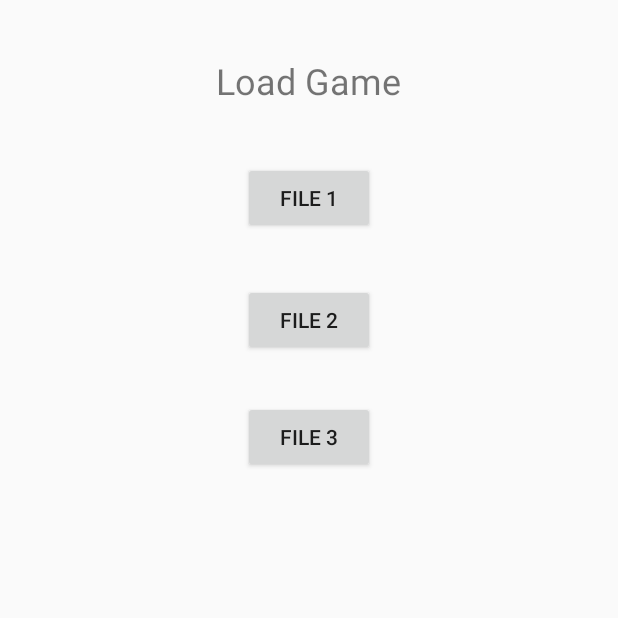
After one commit to AlbertoV10/Castle-Defense, an Android app: the LoadMenuActivity screen opened directly, with no data from a screen before it, on a phone screen of 412 x 824 dp, the top half of it. The commit adds this screen. Run offline under Robolectric (Android 15) with nearby library versions, the phone set to English and light mode, and no system bars.

Commit message:
Added a load menu screen

```diff
--- /dev/null
+++ b/CastleDefense/app/src/main/java/com/example/alber/castledefense/LoadMenuActivity.java
@@ -0,0 +1,74 @@
+package com.example.alber.castledefense;
+
+import android.content.Intent;
+import android.support.v7.app.AppCompatActivity;
+import android.os.Bundle;
+import android.view.View;
+import android.view.ViewGroup;
+import android.widget.Button;
+import android.widget.Toast;
+
+public class LoadMenuActivity extends AppCompatActivity {
+
+    private Button mFile1Button;
+    private Button mFile2Button;
+    private Button mFile3Button;
+    private ViewGroup mContentView;
+
+    @Override
+    protected void onCreate(Bundle savedInstanceState) {
+        super.onCreate(savedInstanceState);
+        setContentView(R.layout.activity_load_menu);
+
+        mContentView =(ViewGroup) findViewById(R.id.activity_load_menu);
+        mContentView.setOnClickListener(new View.OnClickListener() {
+            @Override
+            public void onClick(View view) {
+                setToFullScreen();
+            }
+        });
+
+        mFile1Button = (Button) findViewById(R.id.file_1_button);
+        mFile2Button = (Button) findViewById(R.id.file_2_button);
+        mFile3Button = (Button) findViewById(R.id.file_3_button);
+
+
+
+        mFile1Button.setOnClickListener(new View.OnClickListener() {
+            @Override
+            public void onClick(View view) {
+                Toast.makeText(LoadMenuActivity.this, R.string.loading_toast, Toast.LENGTH_SHORT).show();
+                Intent battleIntent = new Intent(LoadMenuActivity.this, BattleScreenActivity.class);
+                startActivity(battleIntent);
+            }
+        });
+
+        mFile2Button.setOnClickListener(new View.OnClickListener() {
+            @Override
+            public void onClick(View view) {
+                Toast.makeText(LoadMenuActivity.this, R.string.loading_toast, Toast.LENGTH_SHORT).show();
+                Intent battleIntent = new Intent(LoadMenuActivity.this, BattleScreenActivity.class);
+                startActivity(battleIntent);
+            }
+        });
+
+        mFile3Button.setOnClickListener(new View.OnClickListener() {
+            @Override
+            public void onClick(View view) {
+                Toast.makeText(LoadMenuActivity.this, R.string.loading_toast, Toast.LENGTH_SHORT).show();
+                Intent battleIntent = new Intent(LoadMenuActivity.this, BattleScreenActivity.class);
+                startActivity(battleIntent);
+            }
+        });
+    }
+
+    private void setToFullScreen(){
+        ViewGroup mainMenu = (ViewGroup) findViewById(R.id.activity_main);
+        mainMenu.setSystemUiVisibility(View.SYSTEM_UI_FLAG_LOW_PROFILE
+                | View.SYSTEM_UI_FLAG_FULLSCREEN
+                | View.SYSTEM_UI_FLAG_LAYOUT_STABLE
+                | View.SYSTEM_UI_FLAG_IMMERSIVE_STICKY
+                | View.SYSTEM_UI_FLAG_LAYOUT_HIDE_NAVIGATION
+                | View.SYSTEM_UI_FLAG_HIDE_NAVIGATION);
+    }
+}
--- /dev/null
+++ b/CastleDefense/app/src/main/res/layout/activity_load_menu.xml
@@ -0,0 +1,46 @@
+<?xml version="1.0" encoding="utf-8"?>
+<RelativeLayout xmlns:android="http://schemas.android.com/apk/res/android"
+    xmlns:app="http://schemas.android.com/apk/res-auto"
+    xmlns:tools="http://schemas.android.com/tools"
+    android:id="@+id/activity_load_menu"
+    android:layout_width="match_parent"
+    android:layout_height="match_parent"
+    tools:context="com.example.alber.castledefense.LoadMenuActivity">
+
+    <TextView
+        android:id="@+id/load_game_title"
+        android:layout_width="wrap_content"
+        android:layout_height="wrap_content"
+        android:layout_alignParentTop="true"
+        android:layout_centerHorizontal="true"
+        android:layout_marginTop="37dp"
+        android:text="Load Game"
+        android:textSize="24sp" />
+
+    <Button
+        android:id="@+id/file_1_button"
+        android:layout_width="wrap_content"
+        android:layout_height="wrap_content"
+        android:layout_below="@+id/load_game_title"
+        android:layout_centerHorizontal="true"
+        android:layout_marginTop="38dp"
+        android:text="File 1" />
+
+    <Button
+        android:id="@+id/file_2_button"
+        android:layout_width="wrap_content"
+        android:layout_height="wrap_content"
+        android:layout_alignStart="@+id/file_1_button"
+        android:layout_below="@+id/file_1_button"
+        android:layout_marginTop="33dp"
+        android:text="File 2" />
+
+    <Button
+        android:id="@+id/file_3_button"
+        android:layout_width="wrap_content"
+        android:layout_height="wrap_content"
+        android:layout_alignStart="@+id/file_2_button"
+        android:layout_below="@+id/file_2_button"
+        android:layout_marginTop="30dp"
+        android:text="File 3" />
+</RelativeLayout>
```
Also changed, not shown: CastleDefense/app/src/main/AndroidManifest.xml (+12 -7 lines), CastleDefense/app/src/main/java/com/example/alber/castledefense/StartActivity.java (+11 -0 lines), CastleDefense/app/src/main/res/layout/activity_main.xml (+5 -5 lines).
